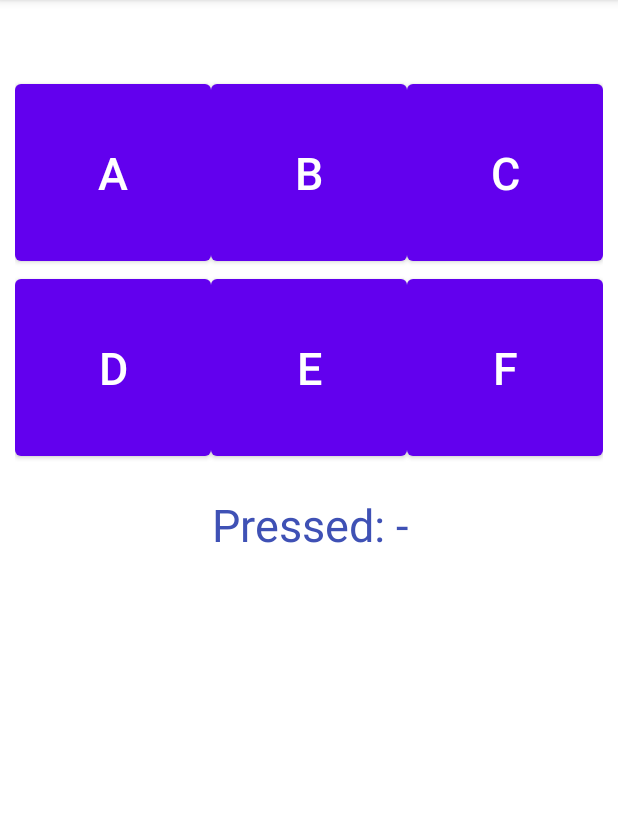
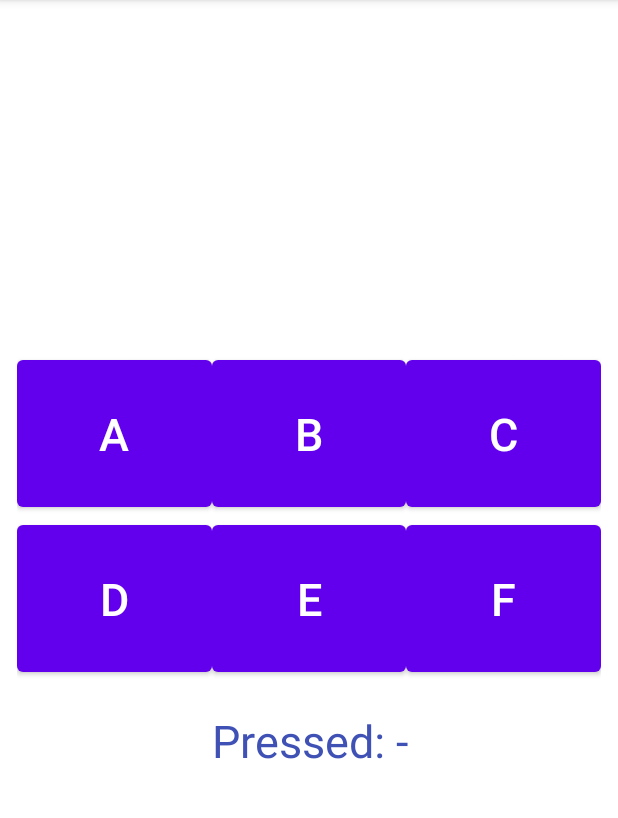
Before and after one commit to TheFu527/e-game-playground, an Android app: the clickActivity screen opened directly, with no data from a screen before it, on a phone screen of 412 x 824 dp, the part 84-902 px from its top. Run offline under Robolectric (Android 15) with nearby library versions, the phone set to English and light mode, and no system bars.

Commit message:
progress on clicky

```diff
--- a/NUMAD21FaJinhongLi/app/src/main/AndroidManifest.xml
+++ b/NUMAD21FaJinhongLi/app/src/main/AndroidManifest.xml
@@ -17,7 +17,6 @@
             android:exported="true">
             <intent-filter>
                 <action android:name="android.intent.action.MAIN" />
-
                 <category android:name="android.intent.category.LAUNCHER" />
             </intent-filter>
         </activity>
--- a/NUMAD21FaJinhongLi/app/src/main/java/edu/neu/madcourse/numad21fa_jinhongli/MainActivity.java
+++ b/NUMAD21FaJinhongLi/app/src/main/java/edu/neu/madcourse/numad21fa_jinhongli/MainActivity.java
@@ -40,7 +40,7 @@ public class MainActivity extends AppCompatActivity {
         });
         btm_clicky = findViewById(R.id.btm_clicky);
         //按钮按下触发操作
-        btm_about.setOnClickListener(new View.OnClickListener() {
+        btm_clicky.setOnClickListener(new View.OnClickListener() {
             @Override
             public void onClick(View view) {
                 Intent clicker = new Intent(MainActivity.this,clickActivity.class);
--- a/NUMAD21FaJinhongLi/app/src/main/java/edu/neu/madcourse/numad21fa_jinhongli/clickActivity.java
+++ b/NUMAD21FaJinhongLi/app/src/main/java/edu/neu/madcourse/numad21fa_jinhongli/clickActivity.java
@@ -20,5 +20,13 @@ public class clickActivity extends AppCompatActivity {
     protected void onCreate(Bundle savedInstanceState) {
         super.onCreate(savedInstanceState);
         setContentView(R.layout.activity_click);
+        textView = findViewById(R.id.textView);
+        A = findViewById(R.id.btm_a);
+        B = findViewById(R.id.btm_b);
+        C = findViewById(R.id.btm_c);
+        D = findViewById(R.id.btm_d);
+        E = findViewById(R.id.btm_e);
+        F = findViewById(R.id.btm_f);
+        //A.setOnTouchListener();
     }
 }
--- a/NUMAD21FaJinhongLi/app/src/main/res/layout/activity_click.xml
+++ b/NUMAD21FaJinhongLi/app/src/main/res/layout/activity_click.xml
@@ -4,81 +4,91 @@
     xmlns:tools="http://schemas.android.com/tools"
     android:layout_width="match_parent"
     android:layout_height="wrap_content"
-    tools:context=".clickActivity"
-    android:layout_marginTop="50dp"
-    android:layout_marginHorizontal="10dp"
-    app:layout_anchorGravity="center_vertical"
-    android:layout_gravity="center_horizontal">
+    android:layout_gravity="center_vertical"
+    android:layout_marginHorizontal="11dp"
+    tools:context=".clickActivity">
 
     <Button
         android:id="@+id/btm_a"
-        android:layout_height="130dp"
-        android:text="A"
+        android:layout_width="0dp"
+        android:layout_height="110dp"
+        android:text="@string/a"
         android:textSize="30sp"
+        app:layout_constraintLeft_toLeftOf="parent"
         app:layout_constraintRight_toLeftOf="@+id/btm_b"
-        app:layout_constraintLeft_toLeftOf="parent"
-        tools:ignore="MissingConstraints"
-        android:layout_width="0dp" />
+        tools:ignore="MissingConstraints" />
 
     <Button
         android:id="@+id/btm_c"
-        android:layout_height="130dp"
-        android:text="C"
+        android:layout_width="0dp"
+        android:layout_height="110dp"
+        android:text="@string/c"
         android:textSize="30sp"
         app:layout_constraintLeft_toRightOf="@+id/btm_b"
-        app:layout_constraintRight_toRightOf="parent" android:layout_width="0dp"
+        app:layout_constraintRight_toRightOf="parent"
         tools:ignore="MissingConstraints" />
 
     <Button
         android:id="@+id/btm_b"
-        android:layout_height="130dp"
-        android:text="B"
+        android:layout_width="0dp"
+        android:layout_height="110dp"
+        android:text="@string/b"
         android:textSize="30sp"
         app:layout_constraintLeft_toRightOf="@+id/btm_a"
         app:layout_constraintRight_toLeftOf="@id/btm_c"
-        android:layout_width="0dp"
         tools:ignore="MissingConstraints" />
 
     <Button
         android:id="@+id/btm_d"
-        android:layout_height="130dp"
-        android:text="D"
+        android:layout_width="0dp"
+        android:layout_height="110dp"
+        android:text="@string/d"
         android:textSize="30sp"
+        app:layout_constraintLeft_toLeftOf="parent"
+        app:layout_constraintRight_toLeftOf="@+id/btm_b"
         app:layout_constraintTop_toBottomOf="@id/btm_a"
-        app:layout_constraintRight_toLeftOf="@+id/btm_b"
-        app:layout_constraintLeft_toLeftOf="parent"
-        tools:ignore="MissingConstraints"
-        android:layout_width="0dp" />
+        tools:ignore="MissingConstraints" />
 
     <Button
         android:id="@+id/btm_f"
-        android:layout_height="130dp"
-        android:text="F"
+        android:layout_width="0dp"
+        android:layout_height="110dp"
+        android:text="@string/f"
         android:textSize="30sp"
+        app:layout_constraintLeft_toRightOf="@+id/btm_b"
+        app:layout_constraintRight_toRightOf="parent"
         app:layout_constraintTop_toBottomOf="@id/btm_a"
-        app:layout_constraintLeft_toRightOf="@+id/btm_b"
-        app:layout_constraintRight_toRightOf="parent" android:layout_width="0dp"
         tools:ignore="MissingConstraints" />
 
     <Button
         android:id="@+id/btm_e"
-        android:layout_height="130dp"
-        android:text="E"
+        android:layout_width="0dp"
+        android:layout_height="110dp"
+        android:text="@string/e"
         android:textSize="30sp"
-        app:layout_constraintTop_toBottomOf="@id/btm_a"
         app:layout_constraintLeft_toRightOf="@+id/btm_a"
         app:layout_constraintRight_toLeftOf="@id/btm_c"
-        android:layout_width="0dp"
+        app:layout_constraintTop_toBottomOf="@id/btm_a"
         tools:ignore="MissingConstraints" />
+
     <TextView
         android:id="@+id/textView"
-        app:layout_constraintTop_toBottomOf="@+id/btm_d"
-        app:layout_constraintBottom_toBottomOf="parent"
-        android:text="Pressed: -"
+        android:layout_width="match_parent"
+        android:layout_height="80dp"
+        android:gravity="center"
+        android:text="@string/pressed"
         android:textColor="#3F51B5"
         android:textSize="30sp"
-        android:gravity="center"
-        android:layout_height="80dp"
-        android:layout_width="match_parent"/>
+        app:layout_constraintBottom_toBottomOf="parent"
+        app:layout_constraintTop_toBottomOf="@+id/btm_d"
+        app:layout_constraintVertical_bias="0.0"
+        tools:layout_editor_absoluteX="0dp" />
+
+<!--    <androidx.constraintlayout.widget.Guideline-->
+<!--        android:id="@+id/guideline2"-->
+<!--        android:layout_width="wrap_content"-->
+<!--        android:layout_height="wrap_content"-->
+<!--        android:orientation="vertical"-->
+<!--        app:layout_constraintGuide_begin="20dp"/>-->
 
 </androidx.constraintlayout.widget.ConstraintLayout>
--- a/NUMAD21FaJinhongLi/app/src/main/res/layout/activity_main.xml
+++ b/NUMAD21FaJinhongLi/app/src/main/res/layout/activity_main.xml
@@ -18,21 +18,21 @@
         android:gravity="center"
         android:text="Hello World!"
         android:textColor="#3F51B5"
-        android:textSize="40sp" />
+        android:textSize="30sp" />
 
     <Button
         android:id="@+id/btm_about1"
         android:layout_width="match_parent"
         android:layout_height="80dp"
-        android:textSize="30sp"
+        android:textSize="25sp"
         android:text="@string/about"/>
 
     <Button
         android:id="@+id/btm_clicky"
         android:layout_width="match_parent"
         android:layout_height="80dp"
-        android:textSize="30sp"
-        android:text="Clicky Clicky"/>
+        android:textSize="20sp"
+        android:text="@string/clicky_clicky"/>
 
 
     <!--    <TextView-->
--- a/NUMAD21FaJinhongLi/app/src/main/res/values/ids.xml
+++ /dev/null
@@ -1,5 +0,0 @@
-<?xml version="1.0" encoding="utf-8"?>
-<resources>
-    <item name="id" type="id" />
-    <item name="text1" type="id">World</item>
-</resources>
--- a/NUMAD21FaJinhongLi/app/src/main/res/values/strings.xml
+++ b/NUMAD21FaJinhongLi/app/src/main/res/values/strings.xml
@@ -4,4 +4,12 @@
     <string name="jinhong_li">Jinhong Li</string>
     <string name="about">About</string>
     <string name="textview1">TextView1</string>
+    <string name="a">A</string>
+    <string name="c">C</string>
+    <string name="b">B</string>
+    <string name="d">D</string>
+    <string name="f">F</string>
+    <string name="e">E</string>
+    <string name="pressed">Pressed: -</string>
+    <string name="clicky_clicky">Clicky Clicky</string>
 </resources>
```
Also changed, not shown: 1 other file.
